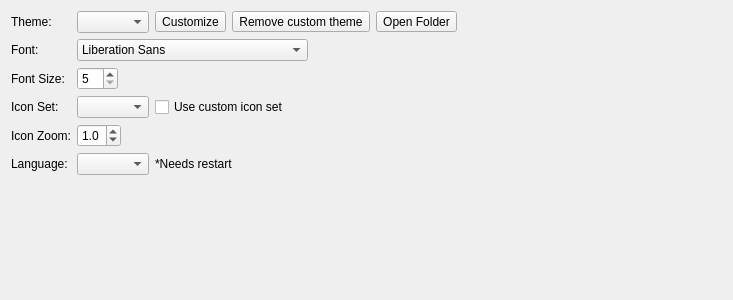
Before: the Qt Designer form RedPandaIDE/settingsdialog/environmentappearancewidget.ui in royqh1979/RedPanda-CPP, drawn with Qt 5.
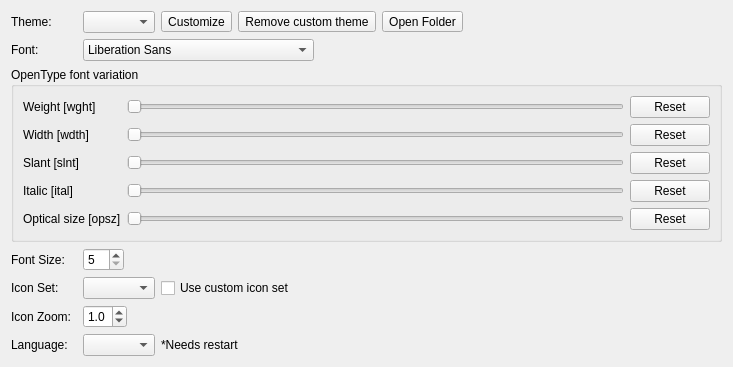
After: the same form once the commit is applied.

```diff
--- a/RedPandaIDE/settingsdialog/environmentappearancewidget.ui
+++ b/RedPandaIDE/settingsdialog/environmentappearancewidget.ui
@@ -14,59 +14,7 @@
    <string>Form</string>
   </property>
   <layout class="QGridLayout" name="gridLayout">
-   <item row="3" column="0">
-    <widget class="QLabel" name="label_6">
-     <property name="text">
-      <string>Icon Set:</string>
-     </property>
-    </widget>
-   </item>
-   <item row="1" column="2">
-    <widget class="QWidget" name="widget_2" native="true">
-     <layout class="QHBoxLayout" name="horizontalLayout_2">
-      <property name="leftMargin">
-       <number>0</number>
-      </property>
-      <property name="topMargin">
-       <number>0</number>
-      </property>
-      <property name="rightMargin">
-       <number>0</number>
-      </property>
-      <property name="bottomMargin">
-       <number>0</number>
-      </property>
-      <item>
-       <widget class="QFontComboBox" name="cbFont">
-        <property name="editable">
-         <bool>false</bool>
-        </property>
-       </widget>
-      </item>
-      <item>
-       <spacer name="horizontalSpacer_2">
-        <property name="orientation">
-         <enum>Qt::Horizontal</enum>
-        </property>
-        <property name="sizeHint" stdset="0">
-         <size>
-          <width>40</width>
-          <height>20</height>
-         </size>
-        </property>
-       </spacer>
-      </item>
-     </layout>
-    </widget>
-   </item>
-   <item row="1" column="0">
-    <widget class="QLabel" name="label_2">
-     <property name="text">
-      <string>Font:</string>
-     </property>
-    </widget>
-   </item>
-   <item row="7" column="0">
+   <item row="8" column="0">
     <spacer name="verticalSpacer">
      <property name="orientation">
       <enum>Qt::Vertical</enum>
@@ -79,9 +27,16 @@
      </property>
     </spacer>
    </item>
-   <item row="2" column="2">
-    <widget class="QWidget" name="widget_3" native="true">
-     <layout class="QHBoxLayout" name="horizontalLayout_3">
+   <item row="1" column="0">
+    <widget class="QLabel" name="label_2">
+     <property name="text">
+      <string>Font:</string>
+     </property>
+    </widget>
+   </item>
+   <item row="1" column="2">
+    <widget class="QWidget" name="widget_2" native="true">
+     <layout class="QHBoxLayout" name="horizontalLayout_2">
       <property name="leftMargin">
        <number>0</number>
       </property>
@@ -95,14 +50,14 @@
        <number>0</number>
       </property>
       <item>
-       <widget class="QSpinBox" name="spinFontSize">
-        <property name="minimum">
-         <number>5</number>
+       <widget class="QFontComboBox" name="cbFont">
+        <property name="editable">
+         <bool>false</bool>
         </property>
        </widget>
       </item>
       <item>
-       <spacer name="horizontalSpacer_3">
+       <spacer name="horizontalSpacer_2">
         <property name="orientation">
          <enum>Qt::Horizontal</enum>
         </property>
@@ -117,6 +72,13 @@
      </layout>
     </widget>
    </item>
+   <item row="3" column="0">
+    <widget class="QLabel" name="label_3">
+     <property name="text">
+      <string>Font Size:</string>
+     </property>
+    </widget>
+   </item>
    <item row="0" column="2">
     <widget class="QWidget" name="widget" native="true">
      <layout class="QHBoxLayout" name="horizontalLayout">
@@ -181,21 +143,21 @@
      </layout>
     </widget>
    </item>
-   <item row="0" column="0">
-    <widget class="QLabel" name="label">
+   <item row="5" column="0">
+    <widget class="QLabel" name="label_7">
      <property name="text">
-      <string>Theme:</string>
+      <string>Icon Zoom:</string>
      </property>
     </widget>
    </item>
-   <item row="2" column="0">
-    <widget class="QLabel" name="label_3">
+   <item row="4" column="0">
+    <widget class="QLabel" name="label_6">
      <property name="text">
-      <string>Font Size:</string>
+      <string>Icon Set:</string>
      </property>
     </widget>
    </item>
-   <item row="3" column="2">
+   <item row="4" column="2">
     <widget class="QWidget" name="widget_5" native="true">
      <layout class="QHBoxLayout" name="horizontalLayout_5">
       <property name="leftMargin">
@@ -236,14 +198,45 @@
      </layout>
     </widget>
    </item>
-   <item row="5" column="0">
-    <widget class="QLabel" name="label_4">
-     <property name="text">
-      <string>Language:</string>
-     </property>
+   <item row="3" column="2">
+    <widget class="QWidget" name="widget_3" native="true">
+     <layout class="QHBoxLayout" name="horizontalLayout_3">
+      <property name="leftMargin">
+       <number>0</number>
+      </property>
+      <property name="topMargin">
+       <number>0</number>
+      </property>
+      <property name="rightMargin">
+       <number>0</number>
+      </property>
+      <property name="bottomMargin">
+       <number>0</number>
+      </property>
+      <item>
+       <widget class="QSpinBox" name="spinFontSize">
+        <property name="minimum">
+         <number>5</number>
+        </property>
+       </widget>
+      </item>
+      <item>
+       <spacer name="horizontalSpacer_3">
+        <property name="orientation">
+         <enum>Qt::Orientation::Horizontal</enum>
+        </property>
+        <property name="sizeHint" stdset="0">
+         <size>
+          <width>40</width>
+          <height>20</height>
+         </size>
+        </property>
+       </spacer>
+      </item>
+     </layout>
     </widget>
    </item>
-   <item row="5" column="2">
+   <item row="6" column="2">
     <widget class="QWidget" name="widget_4" native="true">
      <layout class="QHBoxLayout" name="horizontalLayout_4">
       <property name="leftMargin">
@@ -284,14 +277,21 @@
      </layout>
     </widget>
    </item>
-   <item row="4" column="0">
-    <widget class="QLabel" name="label_7">
+   <item row="0" column="0">
+    <widget class="QLabel" name="label">
      <property name="text">
-      <string>Icon Zoom:</string>
+      <string>Theme:</string>
      </property>
     </widget>
    </item>
-   <item row="4" column="2">
+   <item row="6" column="0">
+    <widget class="QLabel" name="label_4">
+     <property name="text">
+      <string>Language:</string>
+     </property>
+    </widget>
+   </item>
+   <item row="5" column="2">
     <widget class="QWidget" name="widget_6" native="true">
      <layout class="QHBoxLayout" name="horizontalLayout_6">
       <property name="leftMargin">
@@ -341,6 +341,120 @@
      </layout>
     </widget>
    </item>
+   <item row="2" column="0" colspan="3">
+    <widget class="QGroupBox" name="grpFontVariation">
+     <property name="title">
+      <string>OpenType font variation</string>
+     </property>
+     <layout class="QGridLayout" name="gridLayout_3">
+      <item row="0" column="1">
+       <widget class="QSlider" name="sliderWght">
+        <property name="orientation">
+         <enum>Qt::Orientation::Horizontal</enum>
+        </property>
+       </widget>
+      </item>
+      <item row="3" column="0">
+       <widget class="QLabel" name="lblItal">
+        <property name="text">
+         <string>Italic [ital]</string>
+        </property>
+       </widget>
+      </item>
+      <item row="1" column="0">
+       <widget class="QLabel" name="lblWdth">
+        <property name="text">
+         <string>Width [wdth]</string>
+        </property>
+       </widget>
+      </item>
+      <item row="0" column="0">
+       <widget class="QLabel" name="lblWght">
+        <property name="text">
+         <string>Weight [wght]</string>
+        </property>
+       </widget>
+      </item>
+      <item row="0" column="2">
+       <widget class="QPushButton" name="pbResetWght">
+        <property name="text">
+         <string>Reset</string>
+        </property>
+       </widget>
+      </item>
+      <item row="2" column="0">
+       <widget class="QLabel" name="lblSlnt">
+        <property name="text">
+         <string>Slant [slnt]</string>
+        </property>
+       </widget>
+      </item>
+      <item row="4" column="0">
+       <widget class="QLabel" name="lblOpsz">
+        <property name="text">
+         <string>Optical size [opsz]</string>
+        </property>
+       </widget>
+      </item>
+      <item row="1" column="1">
+       <widget class="QSlider" name="sliderWdth">
+        <property name="orientation">
+         <enum>Qt::Orientation::Horizontal</enum>
+        </property>
+       </widget>
+      </item>
+      <item row="2" column="1">
+       <widget class="QSlider" name="sliderSlnt">
+        <property name="orientation">
+         <enum>Qt::Orientation::Horizontal</enum>
+        </property>
+       </widget>
+      </item>
+      <item row="3" column="1">
+       <widget class="QSlider" name="sliderItal">
+        <property name="orientation">
+         <enum>Qt::Orientation::Horizontal</enum>
+        </property>
+       </widget>
+      </item>
+      <item row="4" column="1">
+       <widget class="QSlider" name="sliderOpsz">
+        <property name="orientation">
+         <enum>Qt::Orientation::Horizontal</enum>
+        </property>
+       </widget>
+      </item>
+      <item row="1" column="2">
+       <widget class="QPushButton" name="pbResetWdth">
+        <property name="text">
+         <string>Reset</string>
+        </property>
+       </widget>
+      </item>
+      <item row="2" column="2">
+       <widget class="QPushButton" name="pbResetSlnt">
+        <property name="text">
+         <string>Reset</string>
+        </property>
+       </widget>
+      </item>
+      <item row="3" column="2">
+       <widget class="QPushButton" name="pbResetItal">
+        <property name="text">
+         <string>Reset</string>
+        </property>
+       </widget>
+      </item>
+      <item row="4" column="2">
+       <widget class="QPushButton" name="pbResetOpsz">
+        <property name="text">
+         <string>Reset</string>
+        </property>
+       </widget>
+      </item>
+     </layout>
+    </widget>
+   </item>
   </layout>
  </widget>
  <tabstops>
```
Left out of the diff: 12 changed lines with no effect on the pictures.
